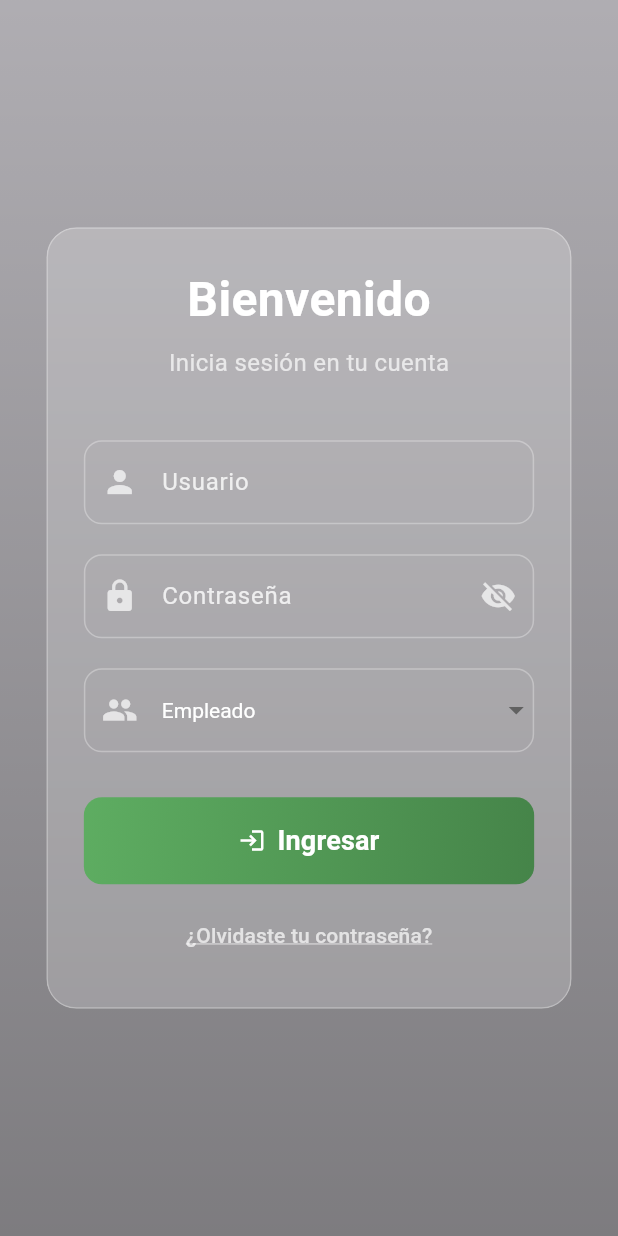
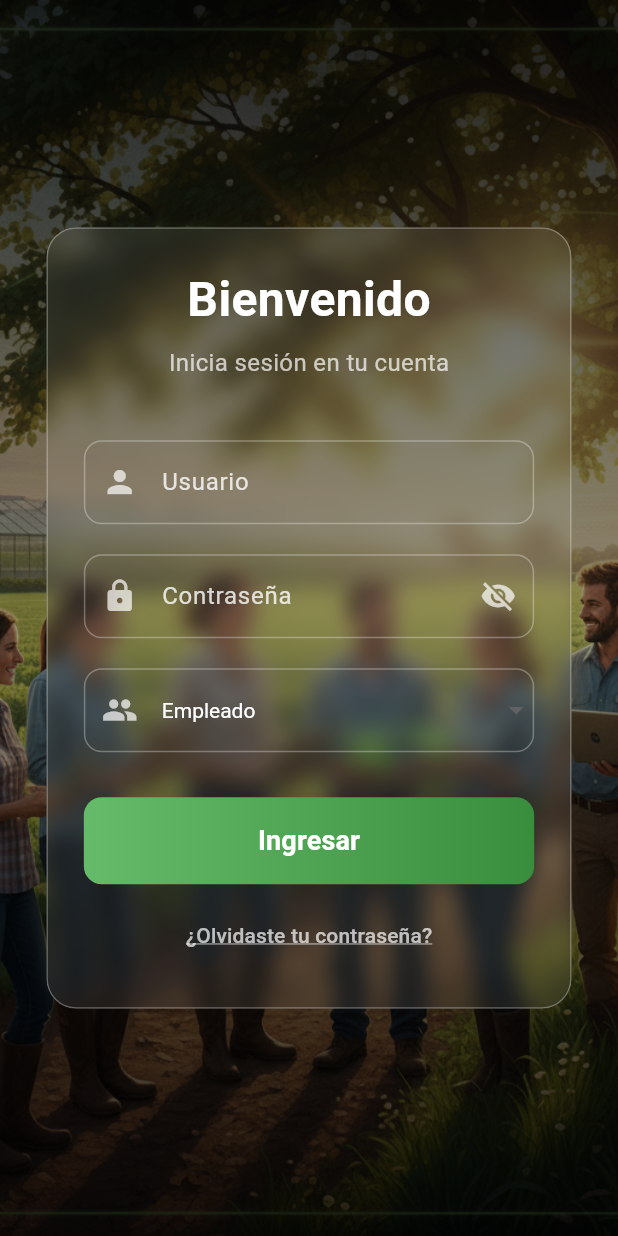
Before and after one commit to Whadyjm/staff, a Flutter app: the screen it shows after launch, on a phone screen of 412 x 824 dp. Run offline on Flutter 3.47's test engine with Material 3 defaults, Android fonts, the phone set to English and light mode, and no system bars; our stand-ins replace go_router.

Commit message:
mejoras de UI

```diff
--- a/lib/app/theme.dart
+++ b/lib/app/theme.dart
@@ -4,6 +4,6 @@ import 'package:flutter/material.dart';
 class AppTheme {
   static final light = ThemeData(
     useMaterial3: true,
-    colorScheme: ColorScheme.fromSeed(seedColor: Colors.indigo),
+    colorScheme: ColorScheme.fromSeed(seedColor: Colors.green),
   );
 }
--- a/lib/features/auth/login_page.dart
+++ b/lib/features/auth/login_page.dart
@@ -34,12 +34,12 @@ class _LoginPageState extends State<LoginPage> {
     return Scaffold(
       body: Stack(
         children: [
-          /*Positioned.fill(
-            child: Image.network(
-              '',
+          Positioned.fill(
+            child: Image.asset(
+              'assets/background.png',
               fit: BoxFit.cover,
             ),
-          ),*/
+          ),
           Positioned.fill(
             child: DecoratedBox(
               decoration: BoxDecoration(
@@ -47,8 +47,9 @@ class _LoginPageState extends State<LoginPage> {
                   begin: Alignment.topCenter,
                   end: Alignment.bottomCenter,
                   colors: [
-                    Colors.black.withOpacity(0.3),
-                    Colors.black.withOpacity(0.5),
+                    Colors.black.withOpacity(0.8),
+                    Colors.black.withOpacity(0.4),
+                    Colors.black.withOpacity(0.8),
                   ],
                 ),
               ),
@@ -58,14 +59,14 @@ class _LoginPageState extends State<LoginPage> {
             child: ClipRRect(
               borderRadius: BorderRadius.circular(20),
               child: BackdropFilter(
-                filter: ImageFilter.blur(sigmaX: 10, sigmaY: 10),
+                filter: ImageFilter.blur(sigmaX: 7, sigmaY: 7),
                 child: Container(
                   width: MediaQuery.of(context).size.width * 0.85,
                   padding: const EdgeInsets.all(24),
                   decoration: BoxDecoration(
-                    color: Colors.white.withOpacity(0.2),
+                    color: Colors.white.withAlpha(20),
                     borderRadius: BorderRadius.circular(20),
-                    border: Border.all(color: Colors.white.withOpacity(0.3)),
+                    border: Border.all(color: Colors.white.withAlpha(80)),
                   ),
                   child: SingleChildScrollView(
                     child: Form(
@@ -124,6 +125,7 @@ class _LoginPageState extends State<LoginPage> {
 
   Widget _buildUsernameField() {
     return TextFormField(
+      textInputAction: TextInputAction.next,
       controller: _usernameController,
       style: const TextStyle(color: Colors.white),
       decoration: InputDecoration(
@@ -155,6 +157,7 @@ class _LoginPageState extends State<LoginPage> {
 
   Widget _buildPasswordField() {
     return TextFormField(
+      textInputAction: TextInputAction.next,
       controller: _passwordController,
       obscureText: _obscurePassword,
       style: const TextStyle(color: Colors.white),
@@ -194,7 +197,7 @@ class _LoginPageState extends State<LoginPage> {
 
   Widget _buildRoleDropdown() {
     return DropdownButtonFormField<String>(
-      value: _role,
+      initialValue: _role,
       dropdownColor: Colors.black.withOpacity(0.7),
       style: const TextStyle(color: Colors.white),
       decoration: InputDecoration(
@@ -223,8 +226,8 @@ class _LoginPageState extends State<LoginPage> {
       decoration: BoxDecoration(
         gradient: LinearGradient(
           colors: [
-            Colors.green.withOpacity(0.8),
-            Colors.green.shade800.withOpacity(0.8),
+            Colors.green.shade400,
+            Colors.green.shade700
           ],
           begin: Alignment.centerLeft,
           end: Alignment.centerRight,
@@ -233,7 +236,6 @@ class _LoginPageState extends State<LoginPage> {
       ),
       child: ElevatedButton.icon(
         onPressed: _login,
-        icon: const Icon(Icons.login, color: Colors.white),
         label: const Text(
           "Ingresar",
           style: TextStyle(
--- a/pubspec.yaml
+++ b/pubspec.yaml
@@ -59,9 +59,8 @@ flutter:
   uses-material-design: true
 
   # To add assets to your application, add an assets section, like this:
-  # assets:
-  #   - images/a_dot_burr.jpeg
-  #   - images/a_dot_ham.jpeg
+  assets:
+    - assets/background.png
 
   # An image asset can refer to one or more resolution-specific "variants", see
   # https://flutter.dev/to/resolution-aware-images
```
Also changed, not shown: assets/background.png (added).
